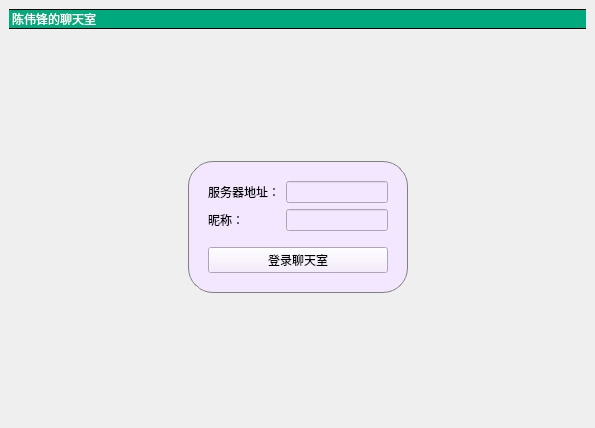
This is Lab4/ChatClient/mainwindow.ui in chenweifff/QT as Qt 5 draws it before an edit. The edited form follows.
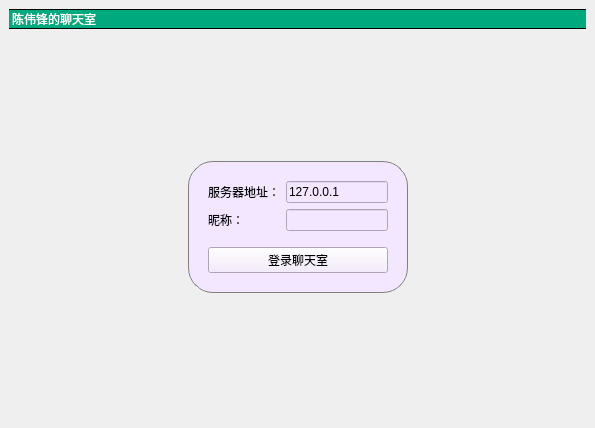
This is the edited form.

What changed in the file:
```diff
--- a/Lab4/ChatClient/mainwindow.ui
+++ b/Lab4/ChatClient/mainwindow.ui
@@ -165,7 +165,11 @@
               </widget>
              </item>
              <item row="0" column="1">
-              <widget class="QLineEdit" name="serverEdit"/>
+              <widget class="QLineEdit" name="serverEdit">
+               <property name="text">
+                <string>127.0.0.1</string>
+               </property>
+              </widget>
              </item>
              <item row="1" column="0">
               <widget class="QLabel" name="label_3">
```
